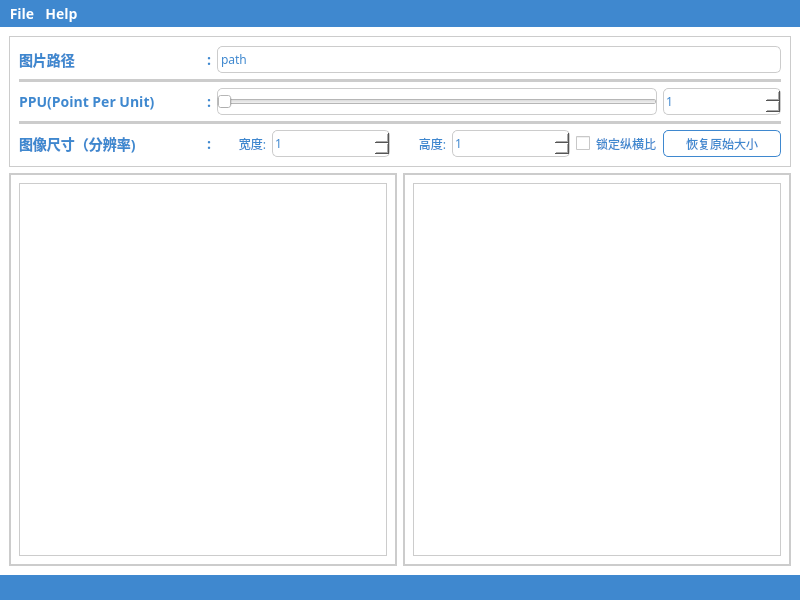
Before: the Qt Designer form src/mainwindow.ui in ZhouMlin/ImageScaler, drawn with Qt 5.
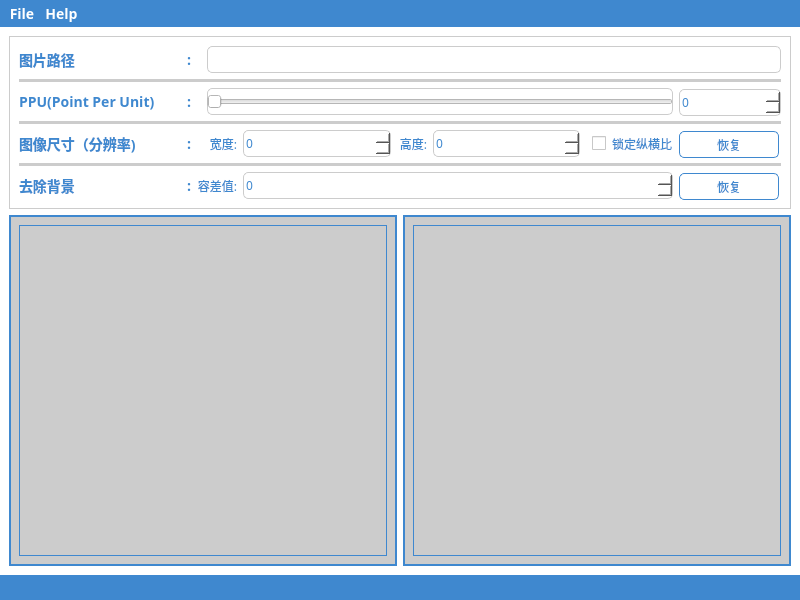
After: the same form once the commit is applied. Icons and pictures are not drawn.

Commit message: [ADD] 添加【去除白色底色功能】，并修复一些bug

```diff
--- a/src/mainwindow.ui
+++ b/src/mainwindow.ui
@@ -14,7 +14,8 @@
    <string>Image Scaler</string>
   </property>
   <property name="windowIcon">
-   <iconset theme=":/images/window_icon.png"/>
+   <iconset theme=":/images/window_icon.png">
+    <normaloff>.</normaloff>.</iconset>
   </property>
   <property name="windowOpacity">
    <double>1.000000000000000</double>
@@ -34,84 +35,9 @@
       <property name="frameShape">
        <enum>QFrame::Box</enum>
       </property>
-      <layout class="QGridLayout" name="gridLayoutConfiguration" columnstretch="0,0,0,0,0,0,0,0" columnminimumwidth="0,0,0,1,0,1,0,0">
-       <item row="0" column="0">
-        <widget class="QLabel" name="labelPathsuffix">
-         <property name="styleSheet">
-          <string notr="true">background-color: #FFFFFF;
-color: #3F88CF;
-font-family: Microsoft YaHei;
-font-weight: bold;
-font-size: 14px;
-min-height: 25px;
-min-width: 30px;
-border: 0px;</string>
-         </property>
-         <property name="text">
-          <string>图片路径</string>
-         </property>
-        </widget>
-       </item>
-       <item row="2" column="1">
-        <widget class="QLabel" name="labelDelimiter1">
-         <property name="styleSheet">
-          <string notr="true">background-color: #FFFFFF;
-color: #3F88CF;
-font-family: Microsoft YaHei;
-font-weight: bold;
-font-size: 14px;
-min-height: 25px;
-border: 0px;</string>
-         </property>
-         <property name="text">
-          <string>:</string>
-         </property>
-         <property name="alignment">
-          <set>Qt::AlignRight|Qt::AlignTrailing|Qt::AlignVCenter</set>
-         </property>
-        </widget>
-       </item>
-       <item row="4" column="1">
-        <widget class="QLabel" name="labelDelimiter3">
-         <property name="styleSheet">
-          <string notr="true">background-color: #FFFFFF;
-color: #3F88CF;
-font-family: Microsoft YaHei;
-font-weight: bold;
-font-size: 14px;
-min-height: 25px;
-border: 0px;</string>
-         </property>
-         <property name="text">
-          <string>:</string>
-         </property>
-         <property name="alignment">
-          <set>Qt::AlignRight|Qt::AlignTrailing|Qt::AlignVCenter</set>
-         </property>
-        </widget>
-       </item>
-       <item row="4" column="2">
-        <widget class="QLabel" name="labelWidth">
-         <property name="styleSheet">
-          <string notr="true">background-color: #FFFFFF;
-color: #3F88CF;
-font-family: Microsoft YaHei;
-font-weight: normal;
-font-size: 12px;
-min-height: 25px;
-min-width: 30px;
-border: 0px;</string>
-         </property>
-         <property name="text">
-          <string>宽度:</string>
-         </property>
-         <property name="alignment">
-          <set>Qt::AlignRight|Qt::AlignTrailing|Qt::AlignVCenter</set>
-         </property>
-        </widget>
-       </item>
-       <item row="4" column="3">
-        <widget class="QSpinBox" name="spinBoxWidth">
+      <layout class="QGridLayout" name="gridLayoutConfiguration" columnstretch="0,0,0,0,1,0,1,0,0,0,0">
+       <item row="2" column="3" colspan="7">
+        <widget class="QSlider" name="sliderPPU">
          <property name="styleSheet">
           <string notr="true">border: 1px solid #cccccc;
 border-radius: 5px;
@@ -124,44 +50,47 @@
           <number>1</number>
          </property>
          <property name="maximum">
-          <number>999999999</number>
+          <number>100</number>
          </property>
-        </widget>
-       </item>
-       <item row="4" column="4">
-        <widget class="QLabel" name="labelHeight">
-         <property name="styleSheet">
-          <string notr="true">background-color: #FFFFFF;
-color: #3F88CF;
-font-family: Microsoft YaHei;
-font-weight: normal;
-font-size: 12px;
-min-height: 25px;
-min-width: 30px;
-border: 0px;</string>
+         <property name="orientation">
+          <enum>Qt::Horizontal</enum>
          </property>
-         <property name="text">
-          <string>高度:</string>
-         </property>
-         <property name="alignment">
-          <set>Qt::AlignRight|Qt::AlignTrailing|Qt::AlignVCenter</set>
-         </property>
         </widget>
        </item>
-       <item row="4" column="6">
-        <widget class="QCheckBox" name="checkBoxLockAspectRatio">
+       <item row="6" column="10">
+        <widget class="QPushButton" name="btnResetBackground">
+         <property name="maximumSize">
+          <size>
+           <width>100</width>
+           <height>25</height>
+          </size>
+         </property>
          <property name="styleSheet">
-          <string notr="true">background-color: #FFFFFF;
-color: #3F88CF;
-font-family: Microsoft YaHei;
-font-weight: normal;
-font-size: 12px;
-min-height: 25px;
-min-width: 30px;
-border: 0px;</string>
+          <string notr="true">QPushButton#btnResetBackground {
+	background-color: #FFFFFF;
+	color: #3F88CF;
+	font-family: Microsoft YaHei;
+	font-weight: normal;
+	font-size: 12px;
+	min-height: 25px;
+	min-width: 20px;
+	border: 1px solid #3F88CF;
+	border-radius: 5px;
+}
+
+QPushButton#btnResetBackground::disabled {
+	background-color: #FFFFFF;
+	color: #cccccc;
+	border: 1px solid #cccccc;
+}
+
+QPushButton#btnResetBackground::pressed {
+	background-color: #3F88CF;
+	color: #FFFFFF;
+}</string>
          </property>
          <property name="text">
-          <string>锁定纵横比</string>
+          <string>恢复</string>
          </property>
         </widget>
        </item>
@@ -182,6 +111,62 @@
          </property>
         </widget>
        </item>
+       <item row="0" column="3" colspan="8">
+        <widget class="QLabel" name="labelPath">
+         <property name="styleSheet">
+          <string notr="true">border: 1px solid #cccccc;
+border-radius: 5px;
+color: #3F88CF;
+font-family: Microsoft YaHei;
+min-width: 100px;
+min-height: 25px;</string>
+         </property>
+         <property name="text">
+          <string/>
+         </property>
+        </widget>
+       </item>
+       <item row="6" column="1">
+        <widget class="QLabel" name="labelDelimiter4">
+         <property name="styleSheet">
+          <string notr="true">background-color: #FFFFFF;
+color: #3F88CF;
+font-family: Microsoft YaHei;
+font-weight: bold;
+font-size: 14px;
+min-height: 25px;
+min-width: 30px;
+border: 0px;</string>
+         </property>
+         <property name="text">
+          <string>:</string>
+         </property>
+         <property name="alignment">
+          <set>Qt::AlignRight|Qt::AlignTrailing|Qt::AlignVCenter</set>
+         </property>
+        </widget>
+       </item>
+       <item row="4" column="4">
+        <widget class="QSpinBox" name="spinBoxWidth">
+         <property name="styleSheet">
+          <string notr="true">border: 1px solid #cccccc;
+border-radius: 5px;
+color: #3F88CF;
+font-family: Microsoft YaHei;
+min-width: 100px;
+min-height: 25px;</string>
+         </property>
+         <property name="minimum">
+          <number>0</number>
+         </property>
+         <property name="maximum">
+          <number>999999999</number>
+         </property>
+         <property name="value">
+          <number>0</number>
+         </property>
+        </widget>
+       </item>
        <item row="2" column="0">
         <widget class="QLabel" name="labelSliderSuffix">
          <property name="styleSheet">
@@ -199,45 +184,83 @@
          </property>
         </widget>
        </item>
+       <item row="6" column="0">
+        <widget class="QLabel" name="labelRemoveBackground">
+         <property name="styleSheet">
+          <string notr="true">background-color: #FFFFFF;
+color: #3F88CF;
+font-family: Microsoft YaHei;
+font-weight: bold;
+font-size: 14px;
+min-height: 25px;
+min-width: 30px;
+border: 0px;</string>
+         </property>
+         <property name="text">
+          <string>去除背景</string>
+         </property>
+        </widget>
+       </item>
        <item row="4" column="5">
-        <widget class="QSpinBox" name="spinBoxHeight">
-         <property name="styleSheet">
-          <string notr="true">border: 1px solid #cccccc;
-border-radius: 5px;
-color: #3F88CF;
-font-family: Microsoft YaHei;
-min-width: 100px;
-min-height: 25px;</string>
-         </property>
-         <property name="minimum">
-          <number>1</number>
-         </property>
-         <property name="maximum">
-          <number>999999999</number>
-         </property>
-        </widget>
-       </item>
-       <item row="0" column="1">
-        <widget class="QLabel" name="labelDelimiter2">
+        <widget class="QLabel" name="labelHeight">
          <property name="styleSheet">
           <string notr="true">background-color: #FFFFFF;
 color: #3F88CF;
 font-family: Microsoft YaHei;
-font-weight: bold;
-font-size: 14px;
+font-weight: normal;
+font-size: 12px;
 min-height: 25px;
+min-width: 30px;
 border: 0px;</string>
          </property>
          <property name="text">
-          <string>:</string>
+          <string>高度:</string>
          </property>
          <property name="alignment">
           <set>Qt::AlignRight|Qt::AlignTrailing|Qt::AlignVCenter</set>
          </property>
         </widget>
        </item>
-       <item row="4" column="7">
+       <item row="6" column="4" colspan="6">
+        <widget class="QSpinBox" name="spinBoxTolerance">
+         <property name="styleSheet">
+          <string notr="true">border: 1px solid #cccccc;
+border-radius: 5px;
+color: #3F88CF;
+font-family: Microsoft YaHei;
+min-width: 100px;
+min-height: 25px;</string>
+         </property>
+         <property name="minimum">
+          <number>0</number>
+         </property>
+         <property name="maximum">
+          <number>100</number>
+         </property>
+         <property name="value">
+          <number>0</number>
+         </property>
+        </widget>
+       </item>
+       <item row="5" column="0" colspan="11">
+        <widget class="Line" name="line3">
+         <property name="styleSheet">
+          <string notr="true">background-color: #cccccc;
+border: none;</string>
+         </property>
+         <property name="orientation">
+          <enum>Qt::Horizontal</enum>
+         </property>
+        </widget>
+       </item>
+       <item row="4" column="10">
         <widget class="QPushButton" name="btnResetSize">
+         <property name="maximumSize">
+          <size>
+           <width>100</width>
+           <height>25</height>
+          </size>
+         </property>
          <property name="styleSheet">
           <string notr="true">QPushButton#btnResetSize {
 	background-color: #FFFFFF;
@@ -263,45 +286,44 @@
 }</string>
          </property>
          <property name="text">
-          <string>恢复原始大小</string>
+          <string>恢复</string>
          </property>
         </widget>
        </item>
-       <item row="0" column="2" colspan="6">
-        <widget class="QLabel" name="labelPath">
+       <item row="4" column="3">
+        <widget class="QLabel" name="labelWidth">
          <property name="styleSheet">
-          <string notr="true">border: 1px solid #cccccc;
-border-radius: 5px;
+          <string notr="true">background-color: #FFFFFF;
 color: #3F88CF;
 font-family: Microsoft YaHei;
-min-width: 100px;
-min-height: 25px;</string>
+font-weight: normal;
+font-size: 12px;
+min-height: 25px;
+min-width: 30px;
+border: 0px;</string>
          </property>
          <property name="text">
-          <string>path</string>
+          <string>宽度:</string>
+         </property>
+         <property name="alignment">
+          <set>Qt::AlignRight|Qt::AlignTrailing|Qt::AlignVCenter</set>
          </property>
         </widget>
        </item>
-       <item row="2" column="7">
+       <item row="2" column="10">
         <widget class="QSpinBox" name="spinBoxPPU">
-         <property name="styleSheet">
-          <string notr="true">border: 1px solid #cccccc;
-border-radius: 5px;
-color: #3F88CF;
-font-family: Microsoft YaHei;
-min-width: 100px;
-min-height: 25px;</string>
+         <property name="minimumSize">
+          <size>
+           <width>102</width>
+           <height>27</height>
+          </size>
          </property>
-         <property name="minimum">
-          <number>1</number>
+         <property name="maximumSize">
+          <size>
+           <width>100</width>
+           <height>25</height>
+          </size>
          </property>
-         <property name="maximum">
-          <number>100</number>
-         </property>
-        </widget>
-       </item>
-       <item row="2" column="2" colspan="5">
-        <widget class="QSlider" name="sliderPPU">
          <property name="styleSheet">
           <string notr="true">border: 1px solid #cccccc;
 border-radius: 5px;
@@ -311,17 +333,17 @@
 min-height: 25px;</string>
          </property>
          <property name="minimum">
-          <number>1</number>
+          <number>0</number>
          </property>
          <property name="maximum">
           <number>100</number>
          </property>
-         <property name="orientation">
-          <enum>Qt::Horizontal</enum>
+         <property name="value">
+          <number>0</number>
          </property>
         </widget>
        </item>
-       <item row="3" column="0" colspan="8">
+       <item row="3" column="0" colspan="11">
         <widget class="Line" name="line2">
          <property name="styleSheet">
           <string notr="true">background-color: #cccccc;
@@ -332,7 +354,122 @@
          </property>
         </widget>
        </item>
-       <item row="1" column="0" colspan="8">
+       <item row="6" column="2" colspan="2">
+        <widget class="QLabel" name="labelTolerance">
+         <property name="styleSheet">
+          <string notr="true">background-color: #FFFFFF;
+color: #3F88CF;
+font-family: Microsoft YaHei;
+font-weight: normal;
+font-size: 12px;
+min-height: 25px;
+min-width: 30px;
+border: 0px;</string>
+         </property>
+         <property name="text">
+          <string>容差值:</string>
+         </property>
+         <property name="alignment">
+          <set>Qt::AlignRight|Qt::AlignTrailing|Qt::AlignVCenter</set>
+         </property>
+        </widget>
+       </item>
+       <item row="4" column="1">
+        <widget class="QLabel" name="labelDelimiter3">
+         <property name="styleSheet">
+          <string notr="true">background-color: #FFFFFF;
+color: #3F88CF;
+font-family: Microsoft YaHei;
+font-weight: bold;
+font-size: 14px;
+min-height: 25px;
+border: 0px;</string>
+         </property>
+         <property name="text">
+          <string>:</string>
+         </property>
+         <property name="alignment">
+          <set>Qt::AlignRight|Qt::AlignTrailing|Qt::AlignVCenter</set>
+         </property>
+        </widget>
+       </item>
+       <item row="0" column="1">
+        <widget class="QLabel" name="labelDelimiter2">
+         <property name="styleSheet">
+          <string notr="true">background-color: #FFFFFF;
+color: #3F88CF;
+font-family: Microsoft YaHei;
+font-weight: bold;
+font-size: 14px;
+min-height: 25px;
+border: 0px;</string>
+         </property>
+         <property name="text">
+          <string>:</string>
+         </property>
+         <property name="alignment">
+          <set>Qt::AlignRight|Qt::AlignTrailing|Qt::AlignVCenter</set>
+         </property>
+        </widget>
+       </item>
+       <item row="4" column="6">
+        <widget class="QSpinBox" name="spinBoxHeight">
+         <property name="styleSheet">
+          <string notr="true">border: 1px solid #cccccc;
+border-radius: 5px;
+color: #3F88CF;
+font-family: Microsoft YaHei;
+min-width: 100px;
+min-height: 25px;</string>
+         </property>
+         <property name="minimum">
+          <number>0</number>
+         </property>
+         <property name="maximum">
+          <number>999999999</number>
+         </property>
+         <property name="value">
+          <number>0</number>
+         </property>
+        </widget>
+       </item>
+       <item row="2" column="1">
+        <widget class="QLabel" name="labelDelimiter1">
+         <property name="styleSheet">
+          <string notr="true">background-color: #FFFFFF;
+color: #3F88CF;
+font-family: Microsoft YaHei;
+font-weight: bold;
+font-size: 14px;
+min-height: 25px;
+border: 0px;</string>
+         </property>
+         <property name="text">
+          <string>:</string>
+         </property>
+         <property name="alignment">
+          <set>Qt::AlignRight|Qt::AlignTrailing|Qt::AlignVCenter</set>
+         </property>
+        </widget>
+       </item>
+       <item row="0" column="0">
+        <widget class="QLabel" name="labelPathsuffix">
+         <property name="styleSheet">
+          <string notr="true">background-color: #FFFFFF;
+color: #3F88CF;
+font-family: Microsoft YaHei;
+font-weight: bold;
+font-size: 14px;
+min-height: 25px;
+min-width: 30px;
+border: 0px;</string>
+         </property>
+         <property name="text">
+          <string>图片路径</string>
+         </property>
+        </widget>
+       </item>
+       <item row="1" column="0" colspan="11">
         <widget class="Line" name="line1">
          <property name="styleSheet">
           <string notr="true">background-color: #cccccc;
@@ -343,6 +480,35 @@
          </property>
         </widget>
        </item>
+       <item row="4" column="8" colspan="2">
+        <widget class="QCheckBox" name="checkBoxLockAspectRatio">
+         <property name="minimumSize">
+          <size>
+           <width>30</width>
+           <height>25</height>
+          </size>
+         </property>
+         <property name="maximumSize">
+          <size>
+           <width>100</width>
+           <height>25</height>
+          </size>
+         </property>
+         <property name="styleSheet">
+          <string notr="true">background-color: #FFFFFF;
+color: #3F88CF;
+font-family: Microsoft YaHei;
+font-weight: normal;
+font-size: 12px;
+min-height: 25px;
+min-width: 30px;
+border: 0px;</string>
+         </property>
+         <property name="text">
+          <string>锁定纵横比</string>
+         </property>
+        </widget>
+       </item>
       </layout>
      </widget>
     </item>
@@ -351,8 +517,8 @@
       <item>
        <widget class="QScrollArea" name="scrollAreaOriginImg">
         <property name="styleSheet">
-         <string notr="true">background-color: rgb(255, 255, 255);
-border: 1px solid #cccccc;</string>
+         <string notr="true">background-color: #cccccc;
+border: 1px solid #3F88CF;</string>
         </property>
         <property name="widgetResizable">
          <bool>true</bool>
@@ -363,7 +529,7 @@
            <x>0</x>
            <y>0</y>
            <width>385</width>
-           <height>389</height>
+           <height>347</height>
           </rect>
          </property>
          <layout class="QHBoxLayout" name="horizontalLayout" stretch="1">
@@ -381,8 +547,8 @@
       <item>
        <widget class="QScrollArea" name="scrollAreaScaledImg">
         <property name="styleSheet">
-         <string notr="true">background-color: rgb(255, 255, 255);
-border: 1px solid #cccccc;
+         <string notr="true">background-color: #cccccc;
+border: 1px solid #3F88CF;
 </string>
         </property>
         <property name="widgetResizable">
@@ -394,7 +560,7 @@
            <x>0</x>
            <y>0</y>
            <width>385</width>
-           <height>389</height>
+           <height>347</height>
           </rect>
          </property>
          <layout class="QHBoxLayout" name="horizontalLayout_2">
```
The commit also changes 2 other files.
